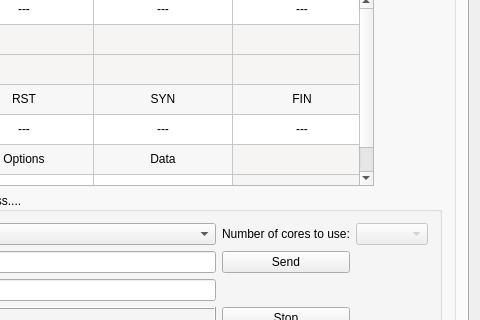
emiliancyc/packet-generator, file qt/packet-generator/mainwindow.ui: the form before one commit; both pictures show x 544 to 1024 and y 364 to 684 of the 1024 by 768 pixel window.
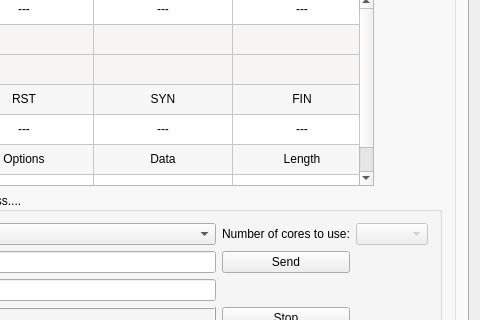
The form after the commit.

Commit message: Signaling changed to DirectConnection to improve signaling speed; added colors into L4 table; fixed updating IP packet length after turning L4 off; some code improvements

Diff of the .ui file:
```diff
--- a/qt/packet-generator/mainwindow.ui
+++ b/qt/packet-generator/mainwindow.ui
@@ -1018,10 +1018,13 @@
              </item>
              <item row="5" column="5">
               <property name="text">
-               <string/>
+               <string>Length</string>
+              </property>
+              <property name="textAlignment">
+               <set>AlignHCenter|AlignVCenter|AlignCenter</set>
               </property>
               <property name="background">
-               <brush brushstyle="SolidPattern">
+               <brush brushstyle="NoBrush">
                 <color alpha="255">
                  <red>247</red>
                  <green>245</green>
@@ -1084,7 +1087,7 @@
                <string/>
               </property>
               <property name="background">
-               <brush brushstyle="SolidPattern">
+               <brush brushstyle="NoBrush">
                 <color alpha="255">
                  <red>247</red>
                  <green>245</green>
```
Left out of the diff: 6 changed lines with no effect on the pictures. The commit also changes 6 other files.
